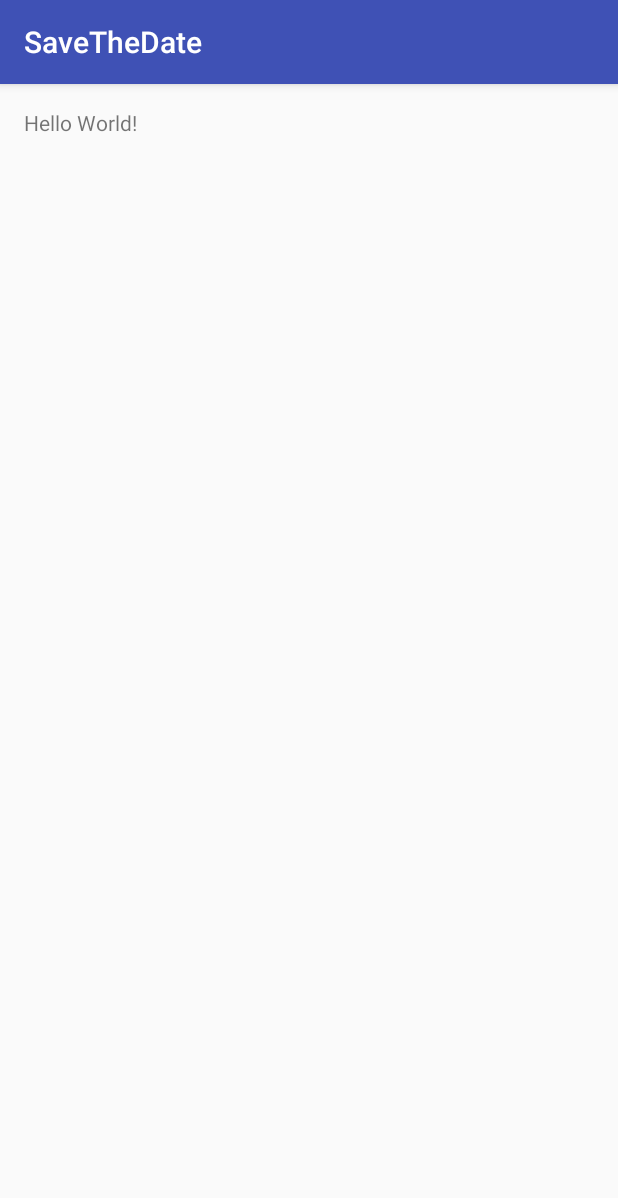
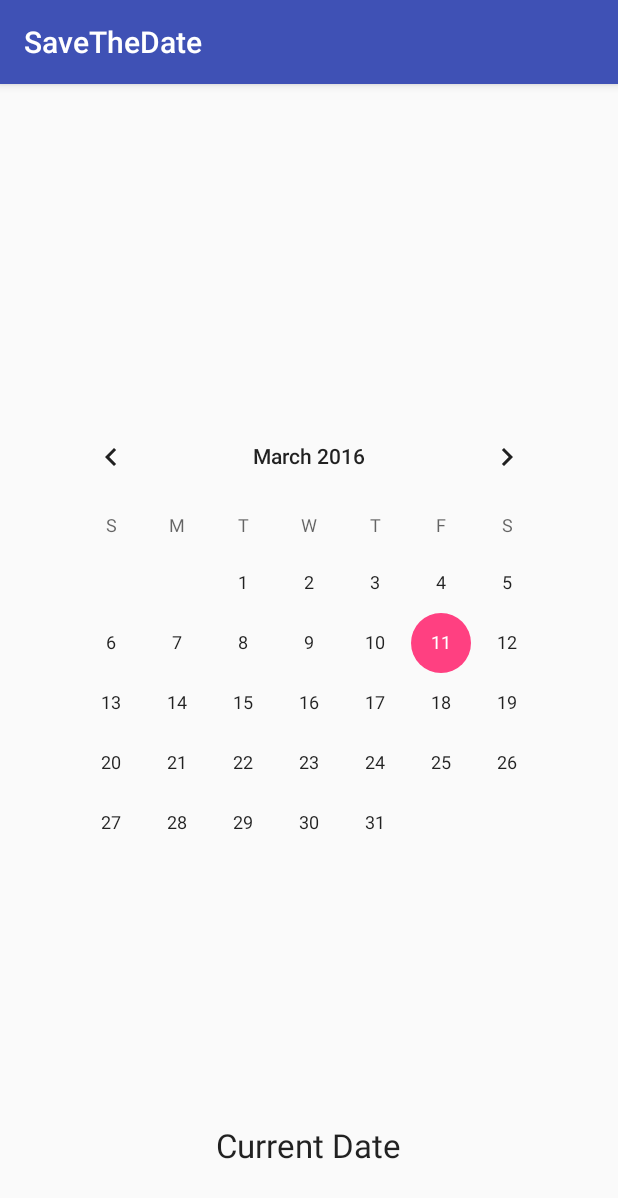
Before and after one commit to rykrull/SaveTheDate, an Android app: the screen it shows after launch (MainActivity), on a phone screen of 412 x 824 dp. Shown: the top 1198 px of the screen. Run offline under Robolectric (Android 15) with nearby library versions, the phone set to English and light mode, and no system bars.

```diff
--- a/app/build.gradle
+++ b/app/build.gradle
@@ -23,4 +23,5 @@ dependencies {
     compile fileTree(dir: 'libs', include: ['*.jar'])
     testCompile 'junit:junit:4.12'
     compile 'com.android.support:appcompat-v7:23.2.1'
+    compile 'com.android.support:support-v4:23.2.1'
 }
--- a/app/src/main/java/com/example/rkrul/savethedate/MainActivity.java
+++ b/app/src/main/java/com/example/rkrul/savethedate/MainActivity.java
@@ -1,13 +1,29 @@
 package com.example.rkrul.savethedate;
 
+import android.net.Uri;
 import android.support.v7.app.AppCompatActivity;
 import android.os.Bundle;
 
-public class MainActivity extends AppCompatActivity {
+import layout.calendar;
+import layout.event;
+
+
+public class MainActivity extends AppCompatActivity
+    implements calendar.OnFragmentInteractionListener, event.OnFragmentInteractionListener{
 
     @Override
     protected void onCreate(Bundle savedInstanceState) {
         super.onCreate(savedInstanceState);
         setContentView(R.layout.activity_main);
+
+        getFragmentManager()
+                .beginTransaction()
+                .replace(R.id.main_fragment_container, calendar.newInstance())
+                .addToBackStack(null)
+                .commit();
+    }
+
+    public void onFragmentInteraction(Uri uri){
+        //you can leave it empty
     }
 }
--- /dev/null
+++ b/app/src/main/java/layout/calendar.java
@@ -0,0 +1,114 @@
+package layout;
+
+import android.content.Context;
+import android.net.Uri;
+import android.os.Bundle;
+import android.app.Fragment;
+import android.view.LayoutInflater;
+import android.view.View;
+import android.view.ViewGroup;
+import android.widget.CalendarView;
+import android.widget.TextView;
+
+import com.example.rkrul.savethedate.R;
+
+/**
+ * A simple {@link Fragment} subclass.
+ * Activities that contain this fragment must implement the
+ * {@link calendar.OnFragmentInteractionListener} interface
+ * to handle interaction events.
+ * Use the {@link calendar#newInstance} factory method to
+ * create an instance of this fragment.
+ */
+public class calendar extends Fragment {
+
+    private CalendarView calendarView;
+    private TextView dateDisplay;
+
+    private OnFragmentInteractionListener mListener;
+
+    public calendar() {
+        // Required empty public constructor
+    }
+
+    /**
+     * Use this factory method to create a new instance of
+     * this fragment using the provided parameters.
+     *
+     * @return A new instance of fragment calendar.
+     */
+    // TODO: Rename and change types and number of parameters
+    public static calendar newInstance() {
+        calendar fragment = new calendar();
+        return fragment;
+    }
+
+    @Override
+    public void onCreate(Bundle savedInstanceState) {
+        super.onCreate(savedInstanceState);
+    }
+
+    @Override
+    public View onCreateView(LayoutInflater inflater, ViewGroup container,
+                             Bundle savedInstanceState) {
+        // Inflate the layout for this fragment
+        View view = inflater.inflate(R.layout.fragment_calendar, container, false);
+
+        calendarView = (CalendarView) view.findViewById(R.id.calendarView2);
+        dateDisplay = (TextView) view.findViewById(R.id.dateText);
+        calendarView.setOnDateChangeListener(new CalendarView.OnDateChangeListener(){
+                                                 @Override
+                                                 public void onSelectedDayChange(CalendarView calendarView, int i, int i1, int i2){
+                                                     dateDisplay.setText("Date: "+i1+" / "+i2+" / " + i);
+                                                     getFragmentManager()
+                                                             .beginTransaction()
+                                                             .replace(R.id.main_fragment_container, event.newInstance(i,i1,i2))
+                                                             .addToBackStack(null)
+                                                             .commit();
+                                                 }
+
+                                             }
+        );
+
+        return view;
+    }
+
+    // TODO: Rename method, update argument and hook method into UI event
+    public void onButtonPressed(Uri uri) {
+        if (mListener != null) {
+            mListener.onFragmentInteraction(uri);
+        }
+    }
+
+    @Override
+    public void onAttach(Context context) {
+        super.onAttach(context);
+        if (context instanceof OnFragmentInteractionListener) {
+            mListener = (OnFragmentInteractionListener) context;
+        } else {
+            throw new RuntimeException(context.toString()
+                    + " must implement OnFragmentInteractionListener");
+        }
+    }
+
+    @Override
+    public void onDetach() {
+        super.onDetach();
+        mListener = null;
+    }
+
+    /**
+     * This interface must be implemented by activities that contain this
+     * fragment to allow an interaction in this fragment to be communicated
+     * to the activity and potentially other fragments contained in that
+     * activity.
+     * <p/>
+     * See the Android Training lesson <a href=
+     * "http://developer.android.com/training/basics/fragments/communicating.html"
+     * >Communicating with Other Fragments</a> for more information.
+     */
+    public interface OnFragmentInteractionListener {
+        // TODO: Update argument type and name
+        void onFragmentInteraction(Uri uri);
+    }
+}
--- a/app/src/main/res/layout/activity_main.xml
+++ b/app/src/main/res/layout/activity_main.xml
@@ -9,8 +9,10 @@
     android:paddingTop="@dimen/activity_vertical_margin"
     tools:context="com.example.rkrul.savethedate.MainActivity">
 
-    <TextView
-        android:layout_width="wrap_content"
-        android:layout_height="wrap_content"
-        android:text="Hello World!" />
+    <FrameLayout
+        android:layout_width="match_parent"
+        android:layout_height="match_parent"
+        android:layout_centerVertical="true"
+        android:layout_alignParentStart="true"
+        android:id="@+id/main_fragment_container"></FrameLayout>
 </RelativeLayout>
--- /dev/null
+++ b/app/src/main/res/layout/fragment_calendar.xml
@@ -0,0 +1,23 @@
+<FrameLayout xmlns:android="http://schemas.android.com/apk/res/android"
+    xmlns:tools="http://schemas.android.com/tools"
+    android:layout_width="match_parent"
+    android:layout_height="match_parent"
+    tools:context="layout.calendar">
+
+    <!-- TODO: Update blank fragment layout -->
+
+    <CalendarView
+        android:layout_width="wrap_content"
+        android:layout_height="wrap_content"
+        android:id="@+id/calendarView2"
+        android:layout_gravity="center" />
+
+    <TextView
+        android:layout_width="wrap_content"
+        android:layout_height="wrap_content"
+        android:textAppearance="?android:attr/textAppearanceLarge"
+        android:text="Current Date"
+        android:id="@+id/dateText"
+        android:layout_gravity="center_horizontal|bottom"
+        android:layout_marginBottom="30dp" />
+</FrameLayout>
--- a/app/src/main/res/values/strings.xml
+++ b/app/src/main/res/values/strings.xml
@@ -1,3 +1,6 @@
 <resources>
     <string name="app_name">SaveTheDate</string>
+
+    <!-- TODO: Remove or change this placeholder text -->
+    <string name="hello_blank_fragment">Hello blank fragment</string>
 </resources>
```
Also changed, not shown: app/src/main/java/layout/event.java (added, +136 -0 lines), app/src/main/res/layout/fragment_event.xml (added, +52 -0 lines).
